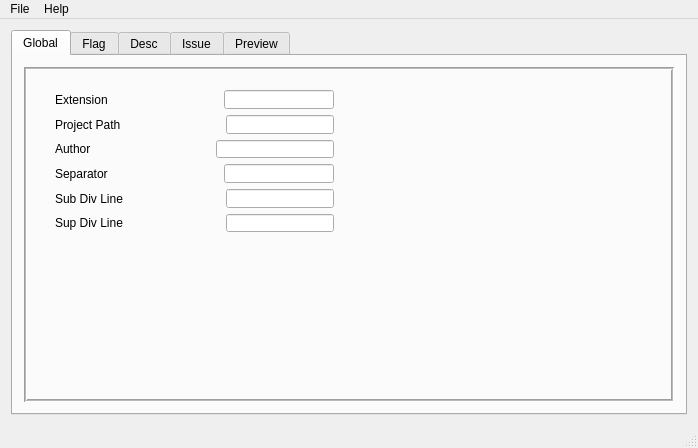
Above: CommentHelper/mainwindow.ui from jopemachine-playground/Summary-Commenter before the change. Below: the same form after it.
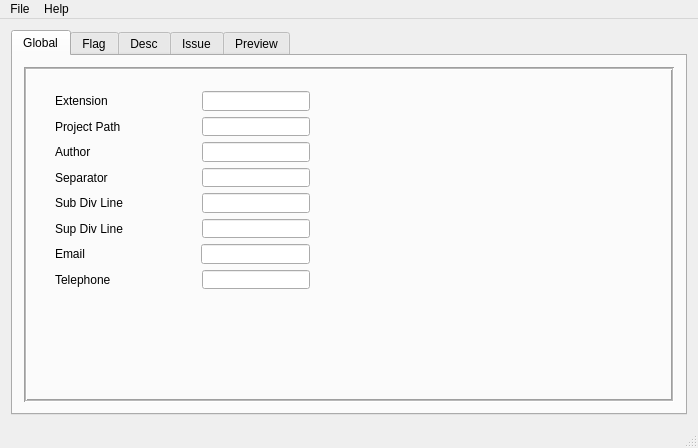
That is the form after the change. Icons and pictures are not drawn.

The edit to the form file:
```diff
--- a/CommentHelper/mainwindow.ui
+++ b/CommentHelper/mainwindow.ui
@@ -43,9 +43,9 @@
            <property name="geometry">
             <rect>
              <x>20</x>
-             <y>12</y>
-             <width>301</width>
-             <height>164</height>
+             <y>13</y>
+             <width>277</width>
+             <height>220</height>
             </rect>
            </property>
            <layout class="QVBoxLayout" name="verticalLayout">
@@ -211,6 +211,60 @@
               </item>
              </layout>
             </item>
+            <item>
+             <layout class="QHBoxLayout" name="EmailL">
+              <item>
+               <widget class="QLabel" name="emailLbl">
+                <property name="text">
+                 <string>Email</string>
+                </property>
+               </widget>
+              </item>
+              <item>
+               <spacer name="spacer7">
+                <property name="orientation">
+                 <enum>Qt::Horizontal</enum>
+                </property>
+                <property name="sizeHint" stdset="0">
+                 <size>
+                  <width>40</width>
+                  <height>20</height>
+                 </size>
+                </property>
+               </spacer>
+              </item>
+              <item>
+               <widget class="QLineEdit" name="emailEdit"/>
+              </item>
+             </layout>
+            </item>
+            <item>
+             <layout class="QHBoxLayout" name="TelephoneL">
+              <item>
+               <widget class="QLabel" name="telepLbl">
+                <property name="text">
+                 <string>Telephone</string>
+                </property>
+               </widget>
+              </item>
+              <item>
+               <spacer name="spacer8">
+                <property name="orientation">
+                 <enum>Qt::Horizontal</enum>
+                </property>
+                <property name="sizeHint" stdset="0">
+                 <size>
+                  <width>40</width>
+                  <height>20</height>
+                 </size>
+                </property>
+               </spacer>
+              </item>
+              <item>
+               <widget class="QLineEdit" name="telepEdit"/>
+              </item>
+             </layout>
+            </item>
            </layout>
           </widget>
          </widget>
```
